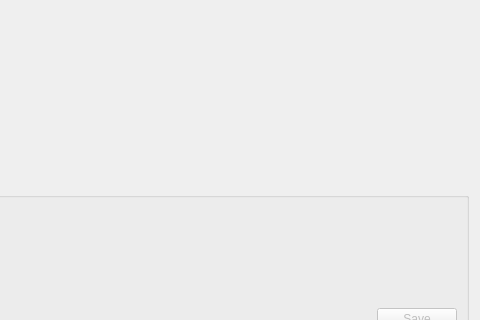
Above: MantidQt/CustomInterfaces/inc/MantidQtCustomInterfaces/Indirect/ResNorm.ui from mantidproject/mantid before the change; both pictures show x 420 to 900 and y 145 to 465 of the 900 by 600 pixel window. Below: the same form after it.
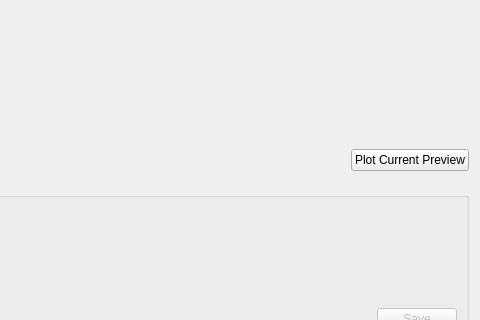
That is the form after the change. Custom widgets are drawn as their Qt base class.

Commit message: Refs #17262 add plot preview buttons for quasi & resnorm

```diff
--- a/MantidQt/CustomInterfaces/inc/MantidQtCustomInterfaces/Indirect/ResNorm.ui
+++ b/MantidQt/CustomInterfaces/inc/MantidQtCustomInterfaces/Indirect/ResNorm.ui
@@ -140,6 +140,13 @@
            </property>
           </spacer>
          </item>
+         <item>
+          <widget class="QPushButton" name="pbPlotCurrent">
+           <property name="text">
+            <string>Plot Current Preview</string>
+           </property>
+          </widget>
+         </item>
         </layout>
        </item>
       </layout>
```
The commit also changes 1 other file.
